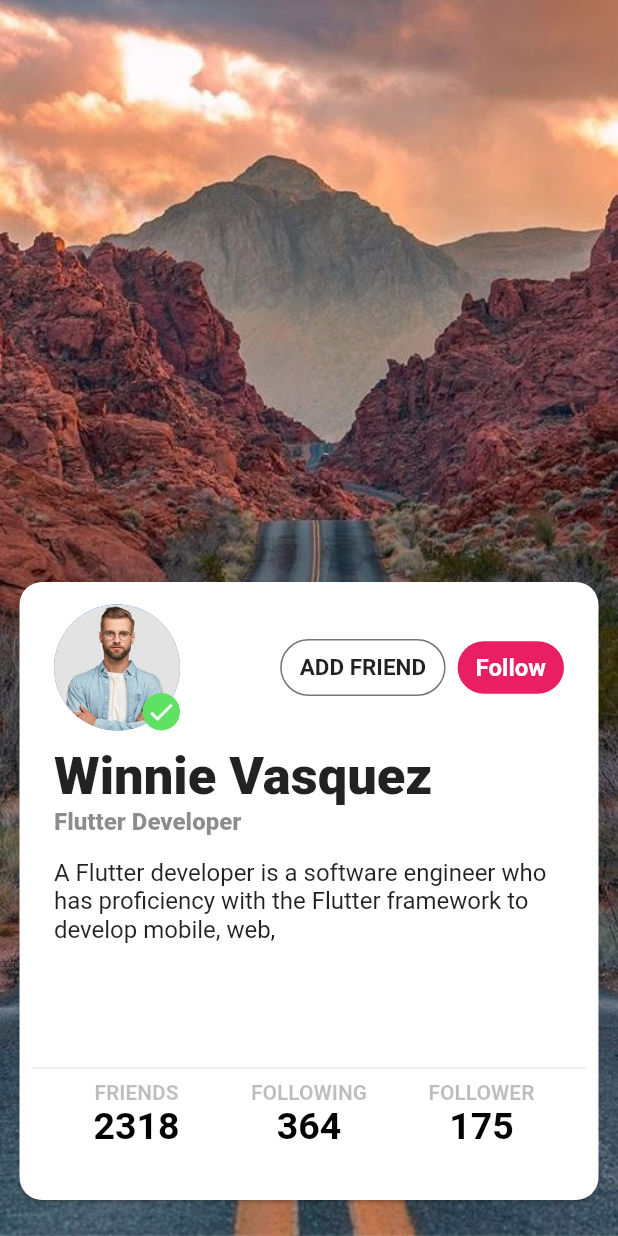
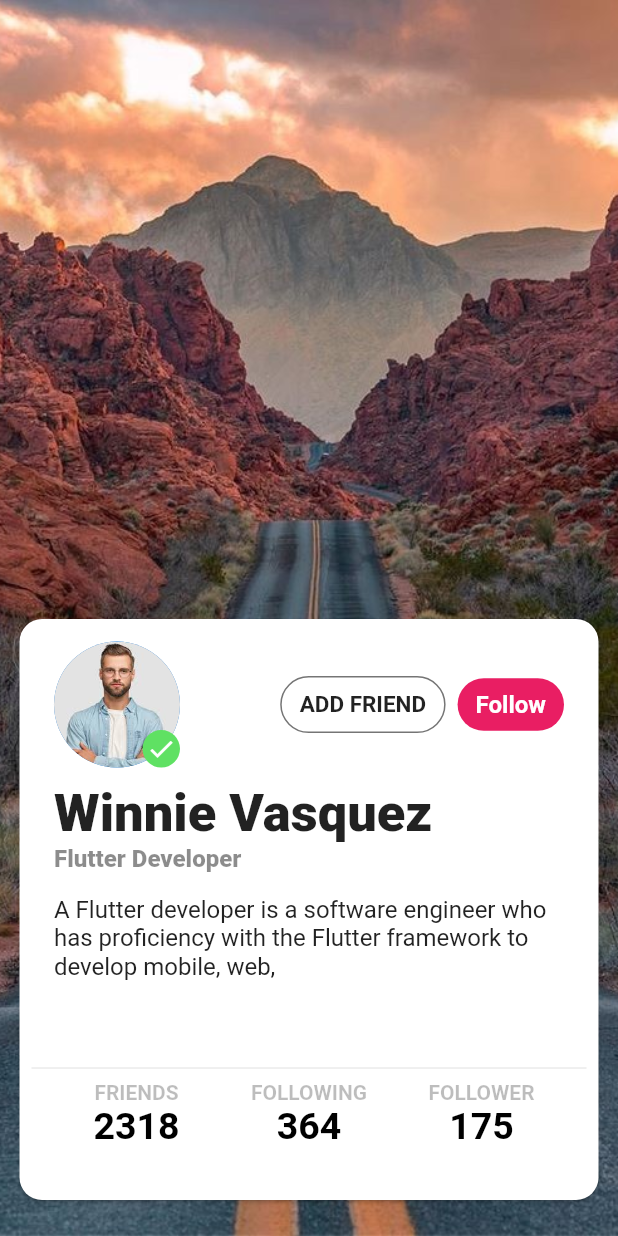
Before and after one commit to darshak-vaghamshi/shiprocket, a Flutter app: the ProfileScreen screen opened directly, on a phone screen of 412 x 824 dp. Run offline on Flutter 3.47's test engine with Material 2 defaults, Android fonts, the light colour scheme and no system bars.

Commit message:
Updata UI

```diff
--- a/lib/detail_page/widgets/addto_card.dart
+++ b/lib/detail_page/widgets/addto_card.dart
@@ -26,7 +26,7 @@ class _AddToCardState extends State<AddToCard> {
           borderRadius: BorderRadius.circular(50),
           color: Colors.black,
         ),
-        padding: const EdgeInsets.symmetric(horizontal: 15),
+        padding: const EdgeInsets.symmetric(horizontal: 12),
         alignment: Alignment.center,
         child: Row(
           mainAxisAlignment: MainAxisAlignment.spaceBetween,
--- a/lib/profile_page/profile_screen.dart
+++ b/lib/profile_page/profile_screen.dart
@@ -24,7 +24,7 @@ class ProfileScreen extends StatelessWidget {
                   borderRadius: BorderRadius.circular(15),
                 ),
                 child: Container(
-                  height: size.height * 0.5,
+                  height: size.height * 0.47,
                   padding:
                       const EdgeInsets.symmetric(horizontal: 8, vertical: 15),
                   child: Column(
```
